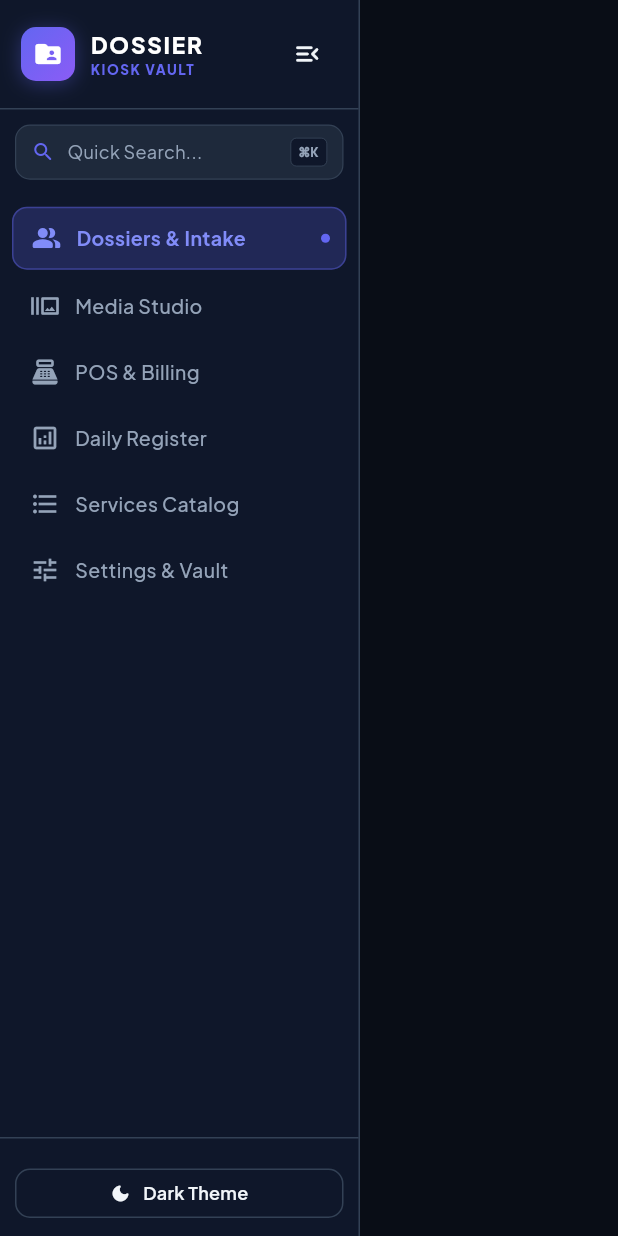
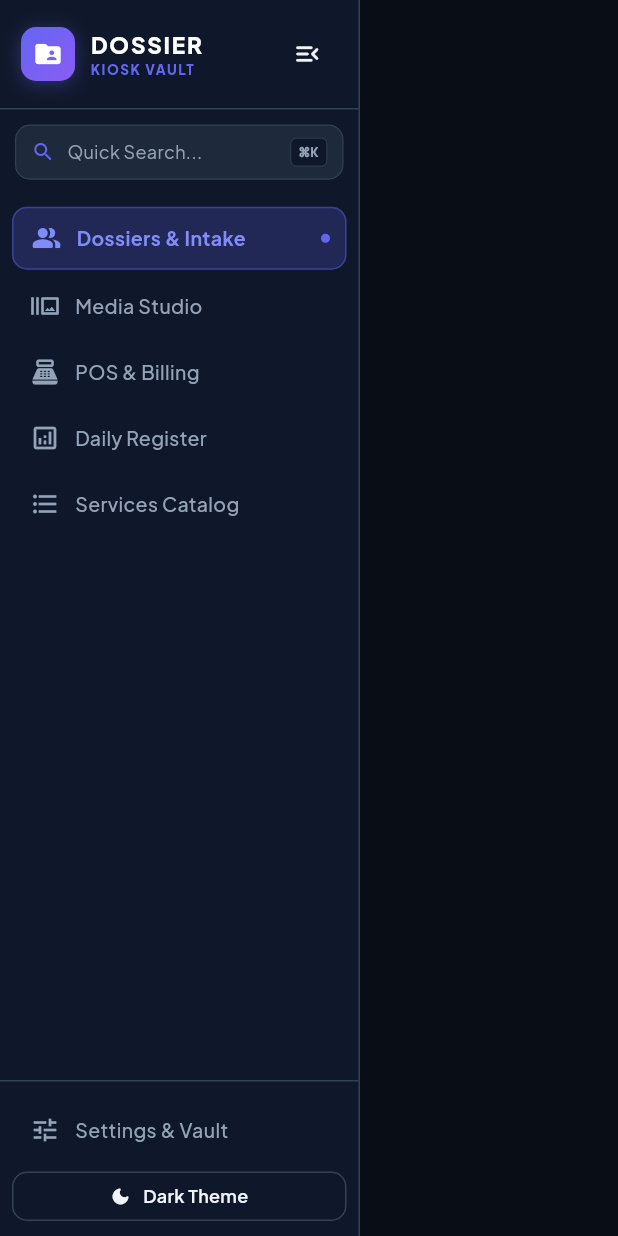
Before and after one commit to yogeshraja/Dossier, a Flutter app: the CollapsibleSidebar widget shown alone on an empty page, opened directly with empty values, on a phone screen of 412 x 824 dp. Run offline on Flutter 3.47's test engine with Material 3 defaults, Android fonts, the phone set to English and light mode, and no system bars; our stand-ins replace drift, drift_flutter, file_picker, flutter_riverpod, google_fonts, google_sign_in and 1 more; missing offline and left inert: googleapis; accounts and stored records are empty; generated files the repository leaves out were written again; network calls fail.

Commit message:
feat(sidebar): place Settings & Vault near account name in footer with quick settings trigger

```diff
--- a/apps/kiosk/lib/main.dart
+++ b/apps/kiosk/lib/main.dart
@@ -111,6 +111,14 @@ class _KioskWorkstationHomeState extends ConsumerState<KioskWorkstationHome> {
                           Text(currentOp.phone, style: const TextStyle(fontSize: 11, color: Colors.grey)),
                         ],
                       ),
+                    ),
+                    IconButton(
+                      icon: const Icon(Icons.tune_rounded, size: 20, color: Color(0xFF6366F1)),
+                      tooltip: 'Operator Settings & Vault',
+                      onPressed: () {
+                        Navigator.of(ctx).pop();
+                        setState(() => _selectedTabIndex = 5);
+                      },
                     ),
                   ],
                 ),
--- a/apps/kiosk/lib/presentation/navigation/collapsible_sidebar.dart
+++ b/apps/kiosk/lib/presentation/navigation/collapsible_sidebar.dart
@@ -62,12 +62,6 @@ class _CollapsibleSidebarState extends State<CollapsibleSidebar> {
       activeIcon: Icons.format_list_bulleted_rounded,
       label: 'Services Catalog',
       tooltip: 'Master Catalog, Pricing & Opt-in Categories',
-    ),
-    (
-      icon: Icons.tune_outlined,
-      activeIcon: Icons.tune_rounded,
-      label: 'Settings & Vault',
-      tooltip: 'Kiosk Settings, Cloud Vault & User Profiles',
     ),
   ];
 
@@ -280,16 +274,28 @@ class _CollapsibleSidebarState extends State<CollapsibleSidebar> {
                 ),
               ),
 
-              // Footer Section (Operator & Theme Mode)
+              // Footer Section (Settings, Operator & Theme Mode)
               Container(
-                padding: EdgeInsets.symmetric(horizontal: _isCollapsed ? 6 : 10, vertical: 12),
+                padding: EdgeInsets.symmetric(horizontal: _isCollapsed ? 6 : 8, vertical: 10),
                 decoration: BoxDecoration(
                   border: Border(top: BorderSide(color: borderColor, width: 1)),
                 ),
                 child: Column(
                   mainAxisSize: MainAxisSize.min,
                   children: [
-                    if (widget.currentOperator != null)
+                    // Settings & Vault placed directly beside/above account name
+                    _SidebarNavItem(
+                      icon: widget.selectedIndex == 5 ? Icons.tune_rounded : Icons.tune_outlined,
+                      label: 'Settings & Vault',
+                      tooltip: 'Workstation Settings, Cloud Vault & User Profiles',
+                      isSelected: widget.selectedIndex == 5,
+                      isCollapsed: _isCollapsed,
+                      onTap: () => widget.onDestinationSelected(5),
+                    ),
+                    const SizedBox(height: 6),
+
+                    // Operator / Account Card
+                    if (widget.currentOperator != null) ...[
                       _isCollapsed
                           ? Tooltip(
                               message: 'Operator: ${widget.currentOperator!.fullName} (${widget.currentOperator!.role.label})',
@@ -297,7 +303,7 @@ class _CollapsibleSidebarState extends State<CollapsibleSidebar> {
                                 onTap: widget.onShowOperatorMenu,
                                 borderRadius: BorderRadius.circular(10),
                                 child: Padding(
-                                  padding: const EdgeInsets.symmetric(vertical: 6),
+                                  padding: const EdgeInsets.symmetric(vertical: 4),
                                   child: CircleAvatar(
                                     radius: 15,
                                     backgroundColor: widget.currentOperator!.role.color,
@@ -309,11 +315,7 @@ class _CollapsibleSidebarState extends State<CollapsibleSidebar> {
                                 ),
                               ),
                             )
-                          : InkWell(
-                              onTap: widget.onShowOperatorMenu,
-                              borderRadius: BorderRadius.circular(10),
-                              child: Container(
-                                padding: const EdgeInsets.symmetric(horizontal: 10, vertical: 8),
+                          : Container(
                               decoration: BoxDecoration(
                                 color: isDark ? const Color(0xFF1E293B) : const Color(0xFFF1F5F9),
                                 borderRadius: BorderRadius.circular(10),
@@ -321,15 +323,23 @@ class _CollapsibleSidebarState extends State<CollapsibleSidebar> {
                               ),
                               child: Row(
                                 children: [
+                                  Expanded(
+                                    child: InkWell(
+                                      onTap: widget.onShowOperatorMenu,
+                                      borderRadius: const BorderRadius.horizontal(left: Radius.circular(10)),
+                                      child: Padding(
+                                        padding: const EdgeInsets.symmetric(horizontal: 8, vertical: 6),
+                                        child: Row(
+                                          children: [
                                             CircleAvatar(
-                                      radius: 14,
+                                              radius: 13,
                                               backgroundColor: widget.currentOperator!.role.color,
                                               child: Text(
                                                 widget.currentOperator!.initials,
                                                 style: const TextStyle(fontSize: 10, color: Colors.white, fontWeight: FontWeight.bold),
                                               ),
                                             ),
-                                    const SizedBox(width: 10),
+                                            const SizedBox(width: 8),
                                             Expanded(
                                               child: Column(
                                                 crossAxisAlignment: CrossAxisAlignment.start,
@@ -337,22 +347,38 @@ class _CollapsibleSidebarState extends State<CollapsibleSidebar> {
                                                 children: [
                                                   Text(
                                                     widget.currentOperator!.fullName,
-                                            style: const TextStyle(fontSize: 12, fontWeight: FontWeight.bold),
+                                                    style: const TextStyle(fontSize: 11.5, fontWeight: FontWeight.bold),
                                                     overflow: TextOverflow.ellipsis,
                                                   ),
                                                   Text(
                                                     widget.currentOperator!.role.label,
-                                            style: TextStyle(fontSize: 10, color: widget.currentOperator!.role.color, fontWeight: FontWeight.w600),
+                                                    style: TextStyle(fontSize: 9.5, color: widget.currentOperator!.role.color, fontWeight: FontWeight.w600),
+                                                    overflow: TextOverflow.ellipsis,
                                                   ),
                                                 ],
                                               ),
                                             ),
-                                    const Icon(Icons.unfold_more_rounded, size: 16, color: Colors.grey),
+                                            const Icon(Icons.unfold_more_rounded, size: 14, color: Colors.grey),
                                           ],
                                         ),
                                       ),
                                     ),
-                    const SizedBox(height: 8),
+                                  ),
+                                  IconButton(
+                                    icon: Icon(
+                                      widget.selectedIndex == 5 ? Icons.settings_rounded : Icons.settings_outlined,
+                                      size: 16,
+                                      color: widget.selectedIndex == 5 ? primaryColor : (isDark ? const Color(0xFF94A3B8) : const Color(0xFF64748B)),
+                                    ),
+                                    tooltip: 'Open Settings',
+                                    visualDensity: VisualDensity.compact,
+                                    onPressed: () => widget.onDestinationSelected(5),
+                                  ),
+                                ],
+                              ),
+                            ),
+                      const SizedBox(height: 6),
+                    ],
 
                     // Theme Mode Switcher
                     _isCollapsed
```
Lines whose indentation alone changed are shown as unchanged.
